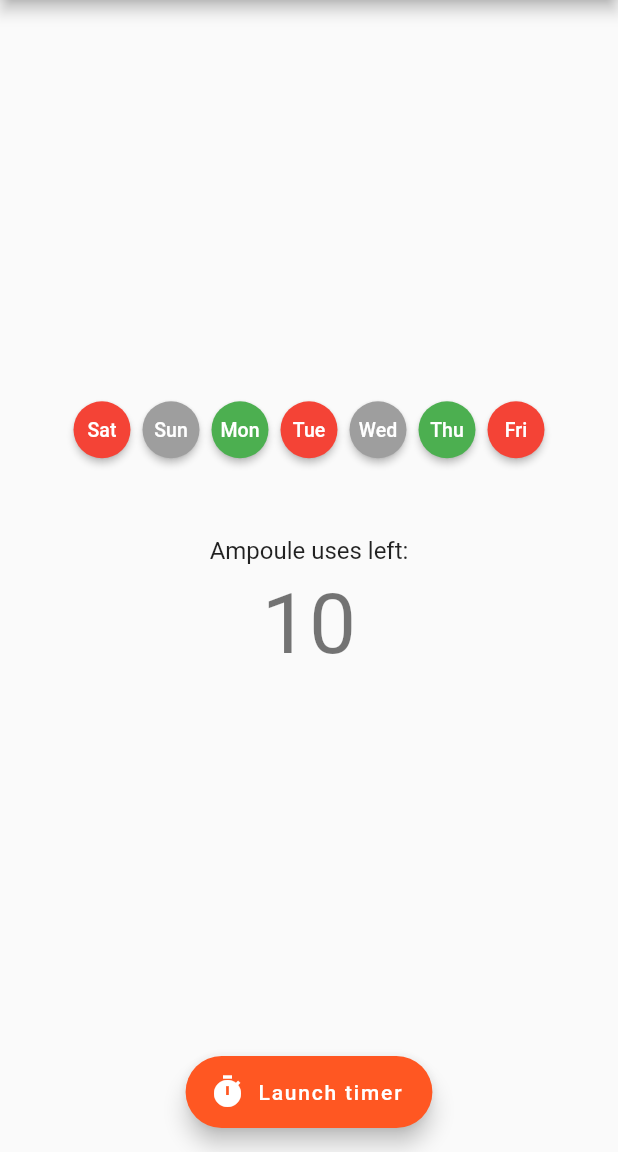
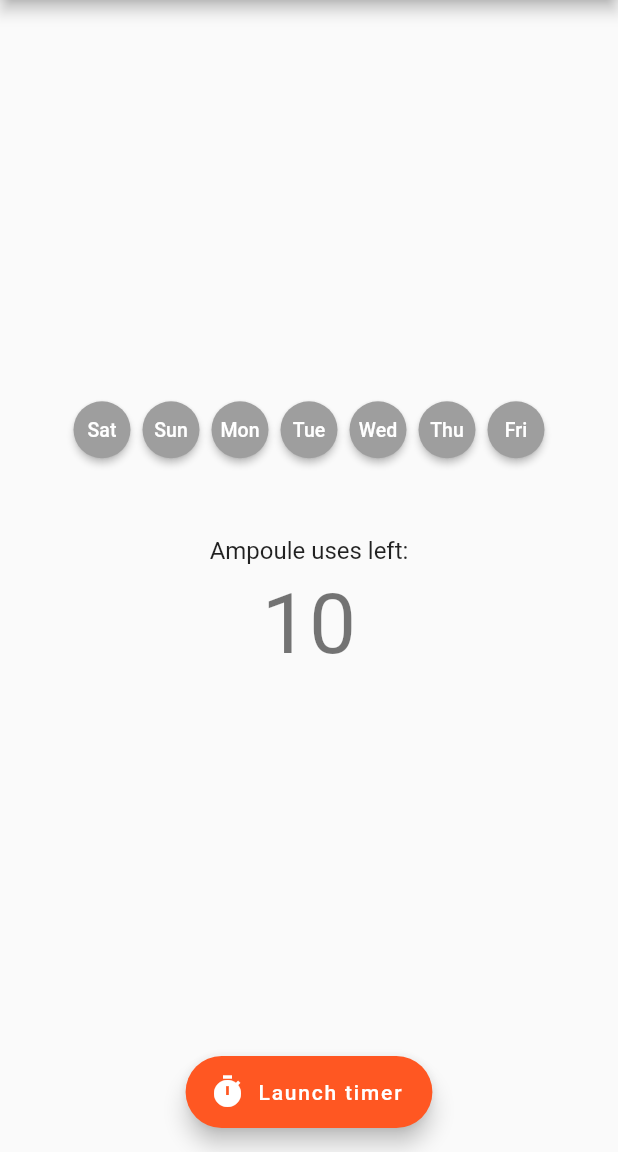
Before and after one commit to dominik-korsa/injection-assistant, a Flutter app: the screen it shows after launch, on a phone screen of 412 x 824 dp, the part 84-1236 px from its top. Run offline on Flutter 3.47's test engine with Material 2 defaults, Android fonts, the phone set to English and light mode, and no system bars; our stand-ins replace numberpicker, shared_preferences, sqflite; missing offline and left inert: vibrate; accounts and stored records are empty.

```diff
--- a/lib/dataManager.dart
+++ b/lib/dataManager.dart
@@ -1,7 +1,8 @@
 import 'dart:async';
-import 'dart:math';
 import 'package:flutter/material.dart';
+import 'package:path/path.dart';
 import 'package:shared_preferences/shared_preferences.dart';
+import 'package:sqflite/sqflite.dart';
 
 class DataManager {
   static List<Day> _daysList;
@@ -102,28 +103,48 @@ class DataManager {
 }
 
 class _DatabaseConnector {
+  static Database _database;
+  static Future<Database> _getDatabase() async {
+    if (_database != null) {
+      return _database;
+    }
+    return await openDatabase(
+      join(await getDatabasesPath(), 'database.db'),
+      onCreate: (db, version) async {
+        await db.execute(
+          'CREATE TABLE Days (id INTEGER PRIMARY KEY AUTOINCREMENT, date REAL, state INTEGER);',
+        );
+      },
+      version: 1,
+    );
+  }
+
   static Future<List<Day>> _getDays() async {
-    DateTime _now = new DateTime.now();
-    DateTime _today = new DateTime(_now.year, _now.month, _now.day);
-    List<Day> _days = [];
-    for (var i = 0; i < 14; i++) {
-      if(i % 6 != 5) {
-        _days.add(new Day(
-          id: i,
-          date: _today.subtract(new Duration(days: 13 - i)),
-          state: [Day.stateDone, Day.stateNotDone, Day.stateNotSet][i % 3],
-        ));
-      }
+    Database database = await _getDatabase();
+    List<Map<String, dynamic>> daysQuery = await database.query('Days');
+    if (daysQuery.isEmpty) {
+      return new List<Day>();
+    } else {
+      print(daysQuery);
+      List<Day> days = daysQuery.toList().map((Map<String, dynamic> row) {
+        return new Day.fromJson(row);
+      }).toList();
+      return days;
     }
-    return _days;
   }
 
   static void updateDayStatus(int id, int state) async {
-    return;
+    Database database = await _getDatabase();
+    await database.update('Days', { "state": state }, where: 'id=?', whereArgs: [ id ]);
   }
 
   static Future<int> addDay(DateTime date, int state) async {
-    return new Random().nextInt(1000000000);
+    final db = await _getDatabase();
+    var res = await db.insert('Days', {
+      'date': date.millisecondsSinceEpoch / 86400000,
+      'state': state,
+    });
+    return res;
   }
 }
 
@@ -196,6 +217,18 @@ class Day {
     this.state,
   });
 
+  factory Day.fromJson(Map<String, dynamic> json) => new Day(
+    id: json['id'],
+    date: new DateTime.fromMillisecondsSinceEpoch((json['date'] * 86400000).floor()), // Days since epoch
+    state: json['state'],
+  );
+
+  Map<String, dynamic> toJson() => {
+    'id': id,
+    'date': date.millisecondsSinceEpoch / 86400000, // Days since epoch
+    'state': state,
+  };
+
   static const int stateDone = 2;
   static const int stateNotDone = 1;
   static const int stateNotSet = 0;
```
